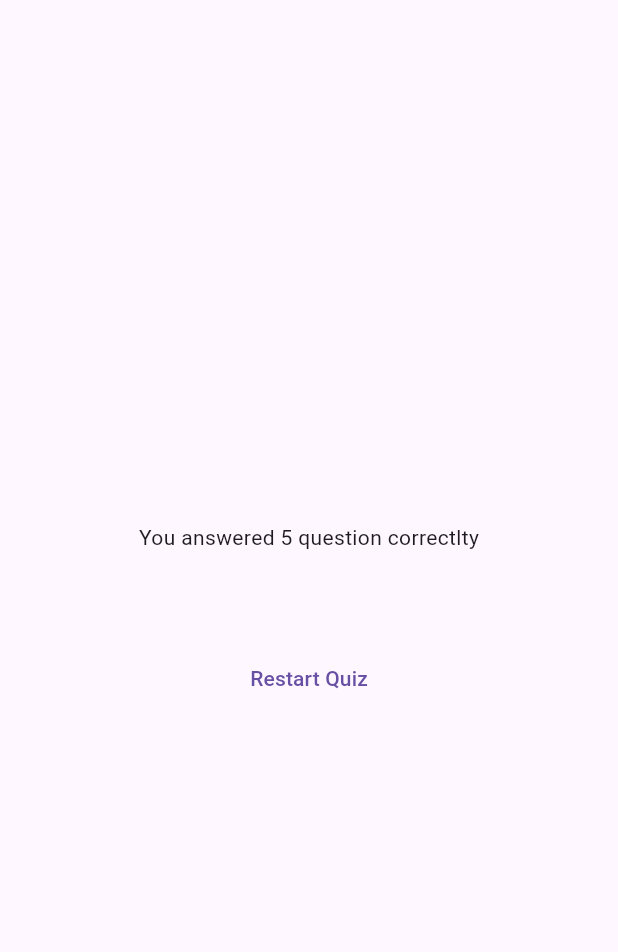
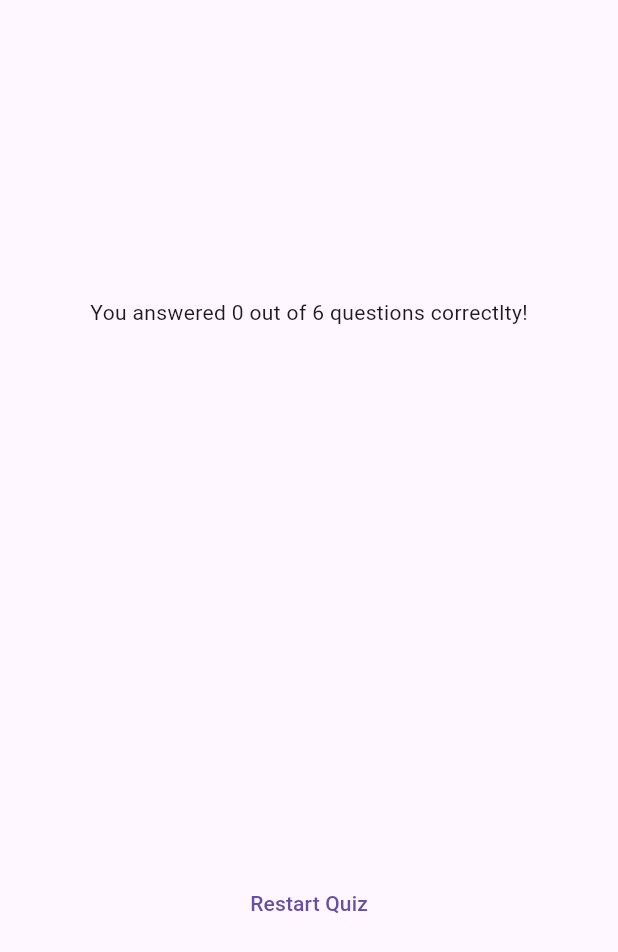
Before and after one commit to shossain786/quiz, a Flutter app: the ResultScreen widget shown alone on an empty page, opened directly with empty values, on a phone screen of 412 x 824 dp. Shown: the top 952 px of the screen. Run offline on Flutter 3.47's test engine with Material 3 defaults, Android fonts, the phone set to English and light mode, and no system bars; our stand-ins replace google_fonts.

Commit message:
quiz script updated

```diff
--- a/lib/questions_summary.dart
+++ b/lib/questions_summary.dart
@@ -7,13 +7,19 @@ class QuestionsSummary extends StatelessWidget {
 
   @override
   Widget build(BuildContext context) {
-    return Column(
+    return SizedBox(
+      height: 300,
+      child: SingleChildScrollView(
+        child: Column(
             children: summaryData.map(
           (data) {
             return Row(
               children: [
-            Text(((data['question_index'] as int) + 1).toString()),
-            Column(
+                CircleAvatar(
+                    child:
+                        Text(((data['question_index'] as int) + 1).toString())),
+                Expanded(
+                  child: Column(
                     children: [
                       Text(data['question'] as String),
                       const SizedBox(
@@ -22,10 +28,13 @@ class QuestionsSummary extends StatelessWidget {
                       Text(data['user_answer'] as String),
                       Text(data['correct_answer'] as String),
                     ],
+                  ),
                 )
               ],
             );
           },
-    ).toList());
+        ).toList()),
+      ),
+    );
   }
 }
--- a/lib/results_screen.dart
+++ b/lib/results_screen.dart
@@ -25,19 +25,25 @@ class ResultScreen extends StatelessWidget {
 
   @override
   Widget build(BuildContext context) {
+    final summaryData = getSummaryData();
+    final numTotalQuestions = questions.length;
+    final numCorrectQuestions = summaryData.where((data) {
+      return data['user_answer'] == data['correct_answer'];
+    }).length;
+
     return SizedBox(
-      width: double
-          .infinity, //it means use as much value as you can. its adjust accordingly device screen width
+      width: double.infinity,
       child: Container(
         margin: const EdgeInsets.all(40),
         child: Column(
           mainAxisAlignment: MainAxisAlignment.center,
           children: [
-            const Text('You answered 5 question correctlty'),
+            Text(
+                'You answered $numCorrectQuestions out of $numTotalQuestions questions correctlty!'),
             const SizedBox(
               height: 30,
             ),
-            QuestionsSummary(getSummaryData()),
+            QuestionsSummary(summaryData),
             const SizedBox(
               height: 30,
             ),
```
Also changed, not shown: pubspec.lock. Lines whose indentation alone changed are shown as unchanged.
